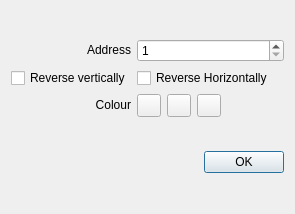
The window that ui/src/addresstool.ui (mcallegari/qlcplus) describes before a commit, drawn with Qt 5.
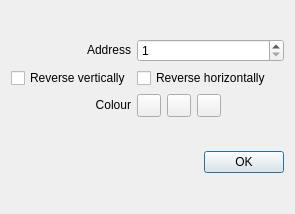
The same window after the commit.

What changed in the file:
```diff
--- a/ui/src/addresstool.ui
+++ b/ui/src/addresstool.ui
@@ -114,7 +114,7 @@
      <item row="2" column="1" colspan="4">
       <widget class="QCheckBox" name="m_reverseHorizCheck">
        <property name="text">
-        <string>Reverse Horizontally</string>
+        <string>Reverse horizontally</string>
        </property>
       </widget>
      </item>
```
